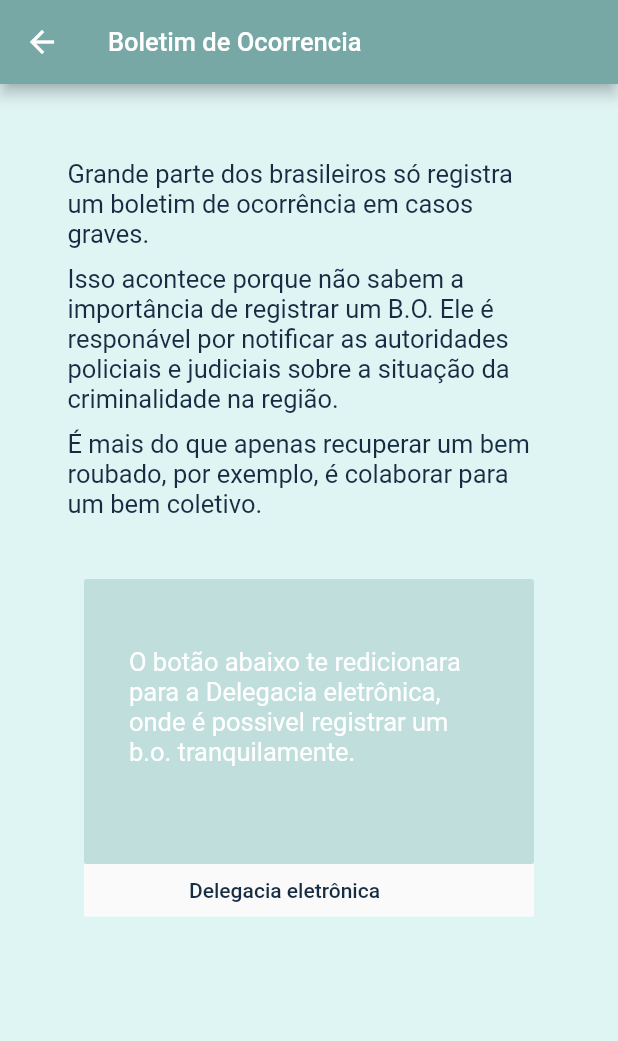
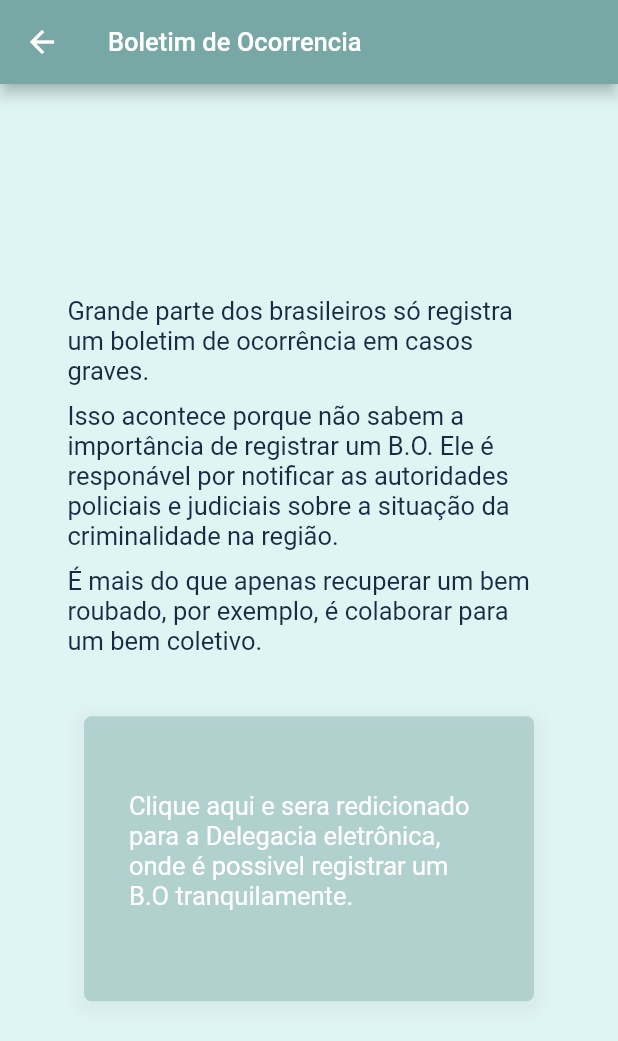
Before and after one commit to lavianii/Tcc-Front-End, a Flutter app: the TelaBoletimDeOcorrencia screen opened directly, on a phone screen of 412 x 824 dp. Shown: the top 1041 px of the screen. Run offline on Flutter 3.47's test engine with Material 2 defaults, Android fonts, the phone set to English and light mode, and no system bars; missing offline and left inert: favorite_button.

Commit message:
correção de bugs de layout e warnings

```diff
--- a/flutter_application/lib/components/tela_boletim_de_ocorrencia.dart
+++ b/flutter_application/lib/components/tela_boletim_de_ocorrencia.dart
@@ -2,8 +2,7 @@ import 'package:flutter/material.dart';
 import 'templates/textos/texto_cards_de_info.dart';
 import 'templates/cards/cards.dart';
 import 'templates/textos/paragrafo.dart';
-import 'templates/botoes/botao_abre_link.dart';
-
+import 'package:url_launcher/url_launcher.dart';
 
 class TelaBoletimDeOcorrencia extends StatelessWidget {
   const TelaBoletimDeOcorrencia({
@@ -14,67 +13,55 @@ class TelaBoletimDeOcorrencia extends StatelessWidget {
   Widget build(BuildContext context) {
     return Scaffold(
       appBar: AppBar(
-         title: const Text('Boletim de Ocorrencia', style: TextStyle(fontSize: 17)),
+        title:
+            const Text('Boletim de Ocorrencia', style: TextStyle(fontSize: 17)),
         backgroundColor: const Color(0xff77A8A6),
         foregroundColor: const Color(0xffffffff),
       ),
       backgroundColor: const Color(0xffDFF5F4),
       body: Padding(
-        padding: const EdgeInsets.fromLTRB(45, 45, 45, 0),
+        padding: const EdgeInsets.fromLTRB(45, 0, 45, 20),
         child: Column(
-          children: const [
-            Paragrafo(
+          mainAxisAlignment: MainAxisAlignment.center,
+          children: [
+            const Paragrafo(
                 texto:
                     'Grande parte dos brasileiros só registra um boletim de ocorrência em casos graves.',
                 padding: 5),
-            Paragrafo(
+            const Paragrafo(
                 texto:
                     'Isso acontece porque não sabem a importância de registrar um B.O. Ele é responável por notificar as autoridades policiais e judiciais sobre a situação da criminalidade na região.',
                 padding: 5),
-            Paragrafo(
+            const Paragrafo(
                 texto:
                     'É mais do que apenas recuperar um bem roubado, por exemplo, é colaborar para um bem coletivo.',
                 padding: 5),
-            Cards(
+            InkWell(
+              onTap: () async {
+                final Uri url = Uri.parse(
+                    'https://www.delegaciaeletronica.policiacivil.sp.gov.br/ssp-de-cidadao/pages/comunicar-ocorrencia');
+
+                if (!await launchUrl(url,
+                    mode: LaunchMode.externalApplication)) {
+                  throw 'Não foi possivel acessar a Url:  $url';
+                }
+              },
+              child: const Cards(
                   width: 300,
                   height: 190,
                   color: 0xff77A8A6,
-                opacity: 0.30,
+                  opacity: 0.40,
                   marginLeft: 0,
                   marginBottom: 0,
                   marginRight: 0,
                   marginTop: 35,
                   paddingLeft: 30,
-                paddingTop: 45,
+                  paddingTop: 50,
                   paddingRight: 30,
-                paddingBottom: 45,
+                  paddingBottom: 50,
                   child: TextoCardsDeInfo(
                       texto:
-                        'O botão abaixo te redicionara para a Delegacia eletrônica, onde é possivel registrar um b.o. tranquilamente.')),
-            Cards(
-              width: 300,
-              height: 35,
-              color: 0xffffffff,
-              marginLeft: 0,
-              marginTop: 0,
-              marginRight: 0,
-              marginBottom: 0,
-              paddingLeft: 0,
-              paddingTop: 0,
-              paddingRight: 0,
-              paddingBottom: 0,
-              opacity: 0,
-              child: BotaoAbreLink(
-                  paddingLeft: 70,
-                  paddingTop: 8,
-                  paddingRight: 70,
-                  paddingBottom: 8,
-                  colorBackground: 0xffffffff,
-                  /* ou (0xffffffff)*/
-                  opacity: 0.0,
-                  colorText: 0xff152C42,
-                  link: 'https://delegaciaeletronica.policiacivil.sp.gov.br/ssp-de-cidadao/home',
-                  text: 'Delegacia eletrônica'),
+                          'Clique aqui e sera redicionado para a Delegacia eletrônica, onde é possivel registrar um B.O tranquilamente.')),
             ),
           ],
         ),
--- a/flutter_application/lib/components/templates/botoes/botao_abre_link.dart
+++ /dev/null
@@ -1,50 +0,0 @@
-import 'package:flutter/material.dart';
-import 'package:url_launcher/url_launcher.dart';
-
-class BotaoAbreLink extends StatelessWidget {
-  final double paddingLeft;
-  final double paddingTop;
-  final double paddingRight;
-  final double paddingBottom;
-  final int colorBackground;
-  final int colorText;
-  final String text;
-  final double opacity;
-  final String link;
-
-  const BotaoAbreLink({
-    Key? key,
-    required this.paddingLeft,
-    required this.paddingTop,
-    required this.paddingRight,
-    required this.paddingBottom,
-    required this.colorBackground,
-    required this.colorText,
-    required this.text,
-    required this.opacity,
-    required this.link,
-  }) : super(key: key);
-
-  @override
-  Widget build(BuildContext context) {
-    return Scaffold(
-      body: ElevatedButton(
-        style: ElevatedButton.styleFrom(
-          padding: EdgeInsets.fromLTRB(
-              paddingLeft, paddingTop, paddingRight, paddingBottom),
-          backgroundColor: Color(colorBackground).withOpacity(opacity),
-          foregroundColor: Color(colorText),
-          elevation: 0,
-        ),
-        onPressed: (() async {
-          final Uri _url = Uri.parse(link);
-
-          if (!await launchUrl(_url, mode: LaunchMode.externalApplication)) {
-            throw 'Could not launch $_url';
-          }
-        }),
-        child: Text(text),
-      ),
-    );
-  }
-}
--- a/flutter_application/lib/components/templates/botoes/botao_padrao.dart
+++ b/flutter_application/lib/components/templates/botoes/botao_padrao.dart
@@ -1,6 +1,7 @@
 import 'package:flutter/material.dart';
 
 
+// ignore: must_be_immutable
 class BotaoPadrao extends StatefulWidget {
 
 
--- a/flutter_application/lib/components/templates/botoes/cadastrar_botao.dart
+++ b/flutter_application/lib/components/templates/botoes/text_botao.dart
@@ -2,8 +2,8 @@ import 'package:flutter/material.dart';
 
 import '../../tela_cadastro.dart';
 
-class CadastrarBotao extends StatelessWidget {
-  const CadastrarBotao({Key? key}) : super(key: key);
+class TextBotao extends StatelessWidget {
+  const TextBotao({Key? key, required}) : super(key: key);
 
   @override
   Widget build(BuildContext context) {
@@ -20,7 +20,7 @@ class CadastrarBotao extends StatelessWidget {
         child: const Text(
           "Me cadastrar",
           style: TextStyle(
-            fontSize: 20,
+            fontSize: 17,
             color: Color(0xff152C42),
           ),
         ),
--- a/flutter_application/lib/components/templates/cards/cards.dart
+++ b/flutter_application/lib/components/templates/cards/cards.dart
@@ -1,8 +1,6 @@
-
 import 'package:flutter/material.dart';
 
 class Cards extends StatefulWidget {
-
   final int color;
   final double width;
   final double height;
@@ -17,11 +15,22 @@ class Cards extends StatefulWidget {
   final Widget child;
   final double opacity;
 
-  const Cards({Key? key, required this.width, required this.height,required this.color,
-            required this.marginLeft, required this.marginTop,required this.marginRight,
-              required this.marginBottom,required this.paddingLeft,required this.paddingTop,
-              required this.paddingRight, required this.paddingBottom,required this.child,
-              required this.opacity,}) : super(key: key);
+  const Cards({
+    Key? key,
+    required this.width,
+    required this.height,
+    required this.color,
+    required this.marginLeft,
+    required this.marginTop,
+    required this.marginRight,
+    required this.marginBottom,
+    required this.paddingLeft,
+    required this.paddingTop,
+    required this.paddingRight,
+    required this.paddingBottom,
+    required this.child,
+    required this.opacity,
+  }) : super(key: key);
 
   @override
   State<Cards> createState() => _CardsState();
@@ -30,18 +39,27 @@ class Cards extends StatefulWidget {
 class _CardsState extends State<Cards> {
   @override
   Widget build(BuildContext context) {
-    return (
-        Container(
+    return (Container(
       width: widget.width,
       height: widget.height,
-          margin: EdgeInsets.fromLTRB(widget.marginLeft, widget.marginTop, widget.marginRight, widget.marginBottom),
-          padding: EdgeInsets.fromLTRB(widget.paddingLeft,widget.paddingTop,widget.paddingRight,widget.paddingBottom),
-          decoration:  BoxDecoration(
-              borderRadius: BorderRadius.circular(2),
+      margin: EdgeInsets.fromLTRB(widget.marginLeft, widget.marginTop,
+          widget.marginRight, widget.marginBottom),
+      padding: EdgeInsets.fromLTRB(widget.paddingLeft, widget.paddingTop,
+          widget.paddingRight, widget.paddingBottom),
+
+      decoration: BoxDecoration(
+        borderRadius: BorderRadius.circular(5),
         color: Color(widget.color).withOpacity(widget.opacity),
+        boxShadow: [
+          BoxShadow(
+            color: Colors.grey.withOpacity(0.1),
+            spreadRadius: 5,
+            blurRadius: 7,
+            offset: const Offset(0, 3), // changes position of shadow
+          ),
+        ],
       ),
       child: widget.child,
-      )
-    );
+    ));
   }
 }
--- a/flutter_application/lib/models/lista_bairros_models.dart
+++ b/flutter_application/lib/models/lista_bairros_models.dart
@@ -1,12 +1,10 @@
 import 'dart:convert';
 import 'bairros_models.dart';
 import 'package:http/http.dart' as http;
-import '../components/tela_denuncia_form.dart';
 
 class ListaBairros {
-  //List<Bairro> bairros = List<Bairro>.empty();
   Iterable<dynamic> bairros = [];
-  String _baseUrl = 'https://back-end-tcc-deploy.lavianii.repl.co';
+  final String _baseUrl = 'https://back-end-tcc-deploy.lavianii.repl.co';
 
   saveBairros(Iterable data) async {
     if (data.isEmpty) {
@@ -37,6 +35,4 @@ class ListaBairros {
 
     return "Sucesso";
   }
-
-
 }
```
Also changed, not shown: flutter_application/lib/components/tela_cadastro.dart (+7 -8 lines), flutter_application/lib/components/tela_denuncia.dart (+41 -63 lines), flutter_application/lib/components/tela_denuncia_form.dart (+6 -13 lines), flutter_application/lib/components/tela_estresse_pos_traumatico.dart (+17 -34 lines), flutter_application/lib/components/tela_infs_do_usuario.dart (+12 -17 lines), flutter_application/lib/components/tela_inicial.dart (+6 -22 lines), flutter_application/lib/components/tela_login.dart (+4 -4 lines), flutter_application/lib/components/templates/textos/estilo_text_fild.dart (+16 -9 lines). Lines whose indentation alone changed are shown as unchanged.
